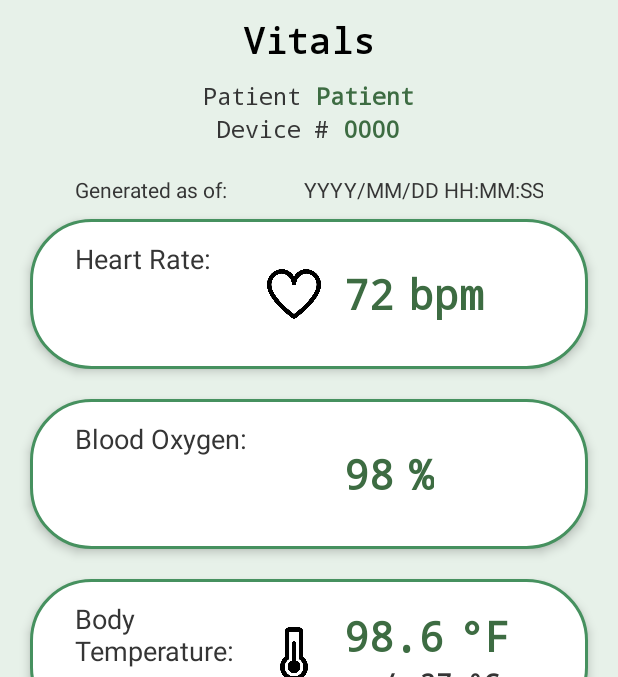
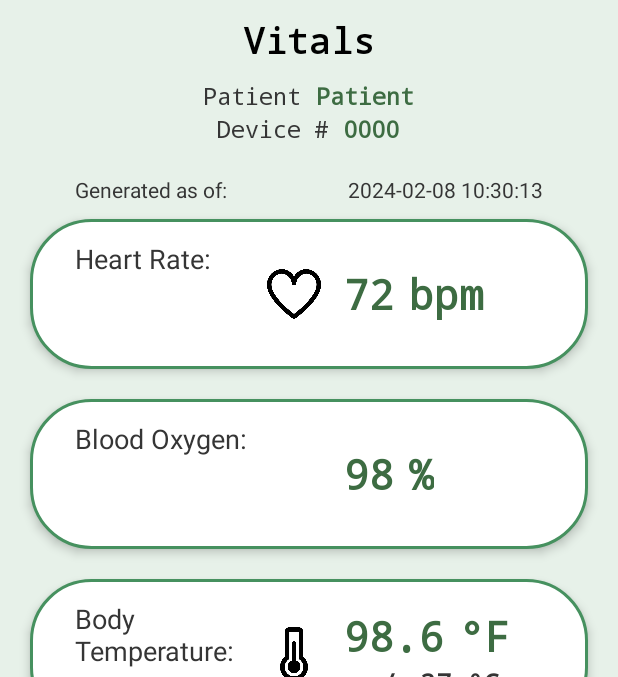
Before and after one commit to salhanyf/Epidaurus_MA, an Android app: the VitalsActivity screen opened directly, with no data from a screen before it, on a phone screen of 412 x 824 dp, the part 105-782 px from its top. Run offline under Robolectric (Android 15) with nearby library versions, the phone set to English and light mode, and no system bars; libraries missing offline, so code that uses them is left out: io.github.jan.supabase; 3 statements that could not run were skipped.

Commit message:
changes to work with the fall detection

```diff
--- a/app/src/main/java/com/team11/epidaurus_ma/VitalsActivity.kt
+++ b/app/src/main/java/com/team11/epidaurus_ma/VitalsActivity.kt
@@ -35,12 +35,13 @@ class VitalsActivity : AppCompatActivity(), CoroutineScope {
         get() = Dispatchers.Main + job
     override fun onDestroy() {
         super.onDestroy()
+        //status = false
         job.cancel()
-        status = false
         launch{
             supabase.close()
         }
     }
+
     override fun onResume() {
         super.onResume()
     }
@@ -50,6 +51,8 @@ class VitalsActivity : AppCompatActivity(), CoroutineScope {
         setContentView(R.layout.activity_vitals)
 
         val nameTextView = findViewById<TextView>(R.id.NameTextView)
+        val time_date = findViewById<TextView>(R.id.time_date)
+        time_date.text = getCurrentDateTimeAsString()
         val fallValueTextView = findViewById<TextView>(R.id.FallValue)
         var patientId:Int = 0
 
@@ -89,7 +92,6 @@ class VitalsActivity : AppCompatActivity(), CoroutineScope {
                 eq("id", 1)
             }
         }.decodeSingle<CapacitiveTouchResponse>()
-
         return value
     }
 }
```
